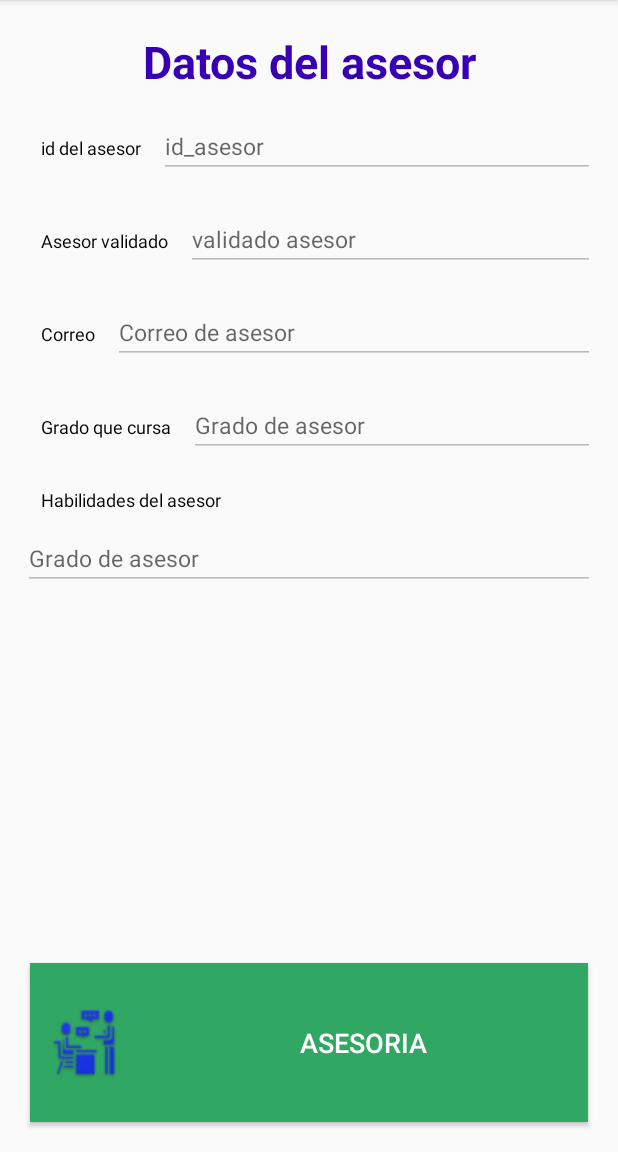
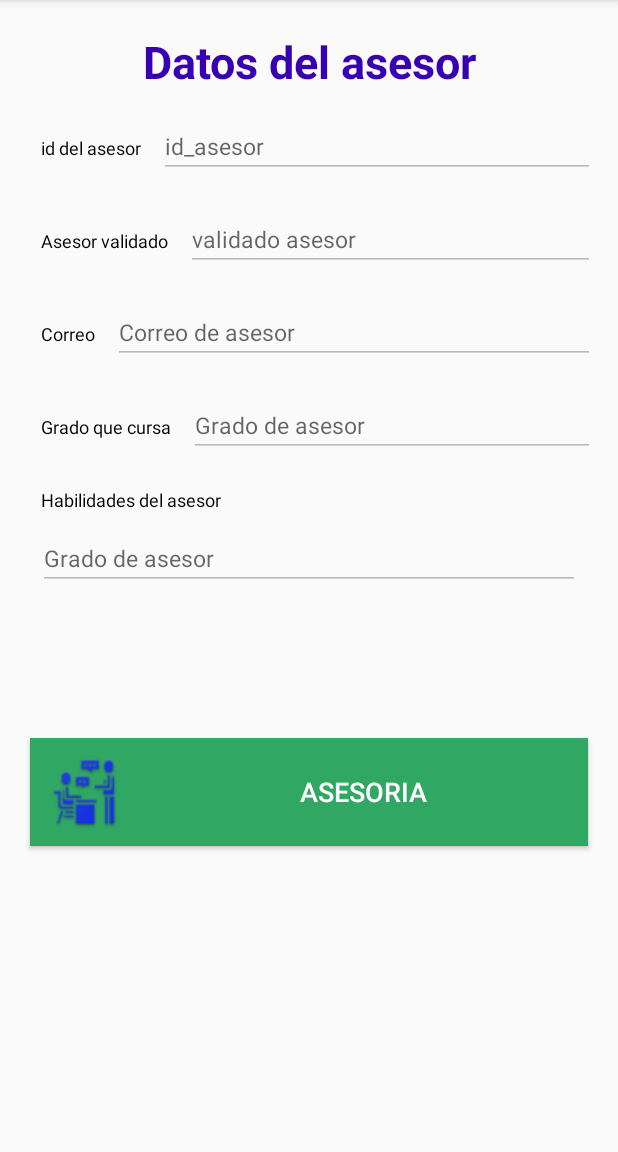
Before and after one commit to NeoxTec/ADVIHAWK, an Android app: the ActivityDetalles_Asesor screen opened directly, with no data from a screen before it, on a phone screen of 412 x 824 dp, the part 84-1236 px from its top. Run offline under Robolectric (Android 15) with nearby library versions, the phone set to English and light mode, and no system bars.

Commit message:
Diseño corregido de la vista de detalle del asesor

```diff
--- a/appMovil/app/src/main/res/layout/activity_detalles_asesor.xml
+++ b/appMovil/app/src/main/res/layout/activity_detalles_asesor.xml
@@ -19,10 +19,14 @@
         android:textColor="@color/design_default_color_primary_dark"
         android:textSize="30sp"
         android:textStyle="bold" />
+<LinearLayout
+    android:layout_width="match_parent"
+    android:layout_height="wrap_content"
+    android:orientation="vertical">
 
     <ScrollView
         android:layout_width="match_parent"
-        android:layout_height="555dp">
+        android:layout_height="405dp">
 
         <LinearLayout
             android:layout_width="match_parent"
@@ -154,16 +158,11 @@
                     android:textSize="12sp" />
             </LinearLayout>
 
-            <LinearLayout
-                android:layout_width="match_parent"
-                android:layout_height="match_parent"
-                android:orientation="vertical"
-                android:paddingHorizontal="15dp">
-
             <EditText
                 android:id="@+id/habilidades_asesor"
                 android:layout_width="match_parent"
                 android:layout_height="wrap_content"
+                android:layout_marginHorizontal="25dp"
                 android:ems="10"
                 android:enabled="false"
                 android:hint="Grado de asesor"
@@ -171,11 +170,12 @@
                 android:textColor="@color/design_default_color_primary_dark"
                 android:textSize="15sp" />
         </LinearLayout>
+    </ScrollView>
 </LinearLayout>
-    </ScrollView>
 <LinearLayout
     android:layout_width="match_parent"
-    android:layout_height="match_parent">
+    android:layout_height="wrap_content"
+    android:orientation="vertical">
 
     <Button
         android:layout_marginHorizontal="20dp"
```
Lines whose indentation alone changed are shown as unchanged.
